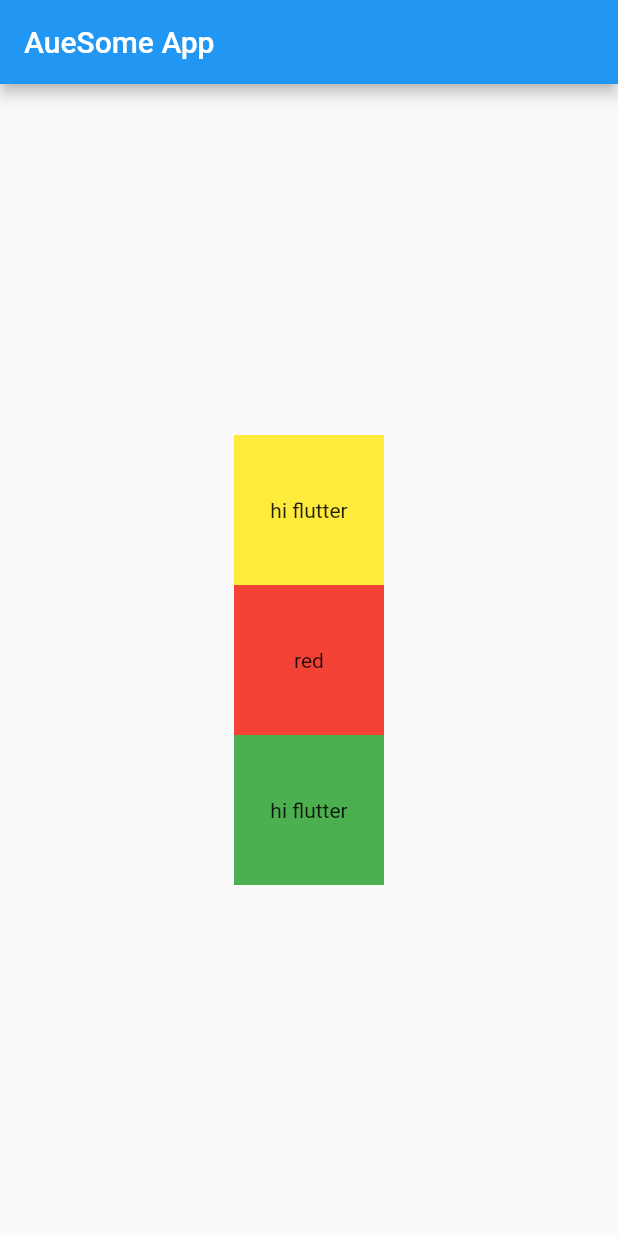
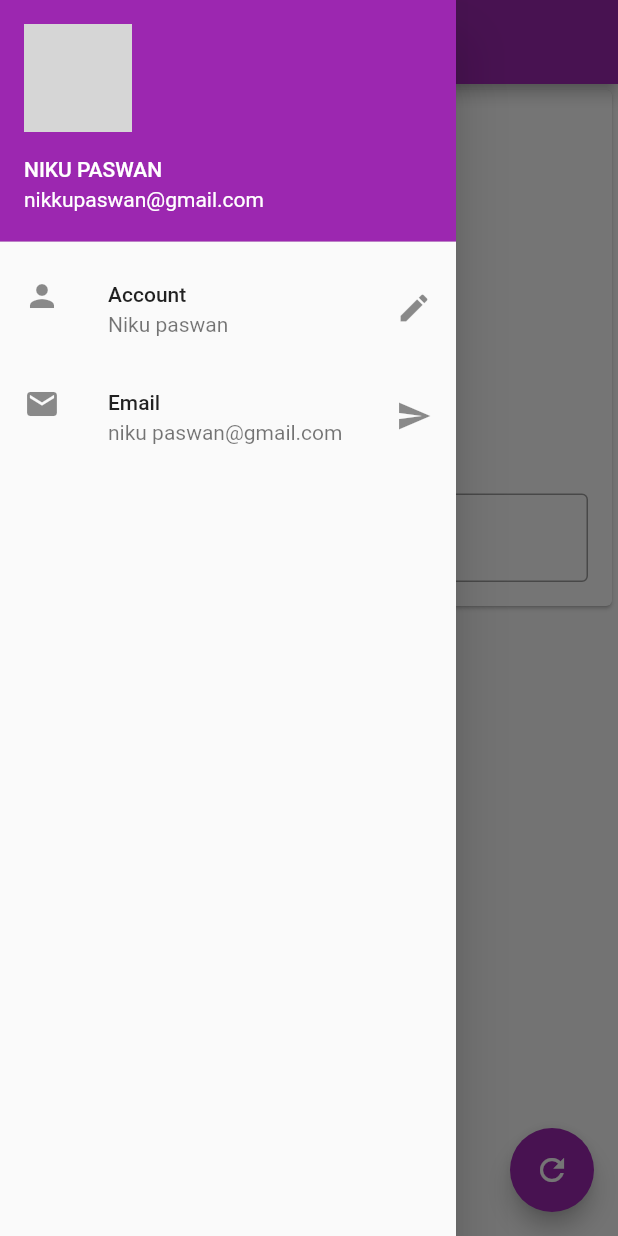
Before and after one commit to NIKUPASWAN/FLUTTER_Basic_App, a Flutter app: the screen it shows after launch, with the side drawer open (before the commit the screen has no drawer), on a phone screen of 412 x 824 dp. Run offline on Flutter 3.47's test engine with Material 2 defaults, Android fonts, the phone set to English and light mode, and no system bars; network calls fail; grey boxes are pictures that could not be loaded.

Commit message:
ch#3 completed

```diff
--- /dev/null
+++ b/lib/Changewidgers.dart
@@ -0,0 +1,37 @@
+import 'package:flutter/material.dart';
+import 'bgImage.dart';
+class Changewidgets extends StatelessWidget {
+  const Changewidgets({
+    Key key,
+    @required this.myText,
+    @required TextEditingController nameController,
+  }) : _nameController = nameController, super(key: key);
+
+  final String myText;
+  final TextEditingController _nameController;
+
+  @override
+  Widget build(BuildContext context) {
+    return Column
+    (children: <Widget>[
+     BgImage(),
+      SizedBox(height: 20,),
+      Text(myText, style: TextStyle(fontWeight: FontWeight.bold,fontSize: 30),),
+      SizedBox(height: 20,),
+       Padding(
+         padding: const EdgeInsets.all(16.0),
+         child: TextField(
+           controller: _nameController,
+           keyboardType:TextInputType.text ,
+           decoration: InputDecoration(
+          border: OutlineInputBorder(),
+           hintText: "Enter somthing  "
+         ,labelText: ' Name',
+          ),
+          ),
+       )  ,
+
+          ],
+          );
+  }
+}
--- /dev/null
+++ b/lib/Pages/homePages.dart
@@ -0,0 +1,49 @@
+import 'package:APK/Changewidgers.dart';
+import 'package:APK/drawer.dart';
+import 'package:flutter/material.dart';
+
+
+
+class HomePage extends StatefulWidget {
+  @override
+  _HomePageState createState() => _HomePageState();
+}
+
+class _HomePageState extends State<HomePage> {
+  TextEditingController _nameController=TextEditingController();
+  var myText ='';
+  @override
+  void initState() {
+
+    super.initState();
+  }
+  @override
+
+  Widget build(BuildContext context) {
+    return Scaffold(
+      appBar: AppBar(
+        title: Text('Auwesome App'),
+      ),
+      body:SingleChildScrollView (
+        child: Card(
+        child:
+        Changewidgets(myText: myText, nameController: _nameController),
+      ),
+
+
+    ),
+      drawer: MyDrawer(),
+      floatingActionButton:
+      FloatingActionButton(child: Icon(Icons.refresh),
+        onPressed: () {
+      myText=_nameController.text;
+      setState(() {
+
+      });
+
+      },)
+     ) ;
+
+
+  }
+}
--- /dev/null
+++ b/lib/bgImage.dart
@@ -0,0 +1,11 @@
+import 'package:flutter/material.dart';
+class BgImage extends StatelessWidget {
+  @override
+  Widget build(BuildContext context) {
+    return  Image.asset('assets/pro.jpg'
+          ,fit: BoxFit.cover,
+          );
+
+
+  }
+}
--- /dev/null
+++ b/lib/drawer.dart
@@ -0,0 +1,44 @@
+import 'package:flutter/material.dart';
+class MyDrawer extends StatelessWidget {
+  @override
+  Widget build(BuildContext context) {
+    return  Drawer(
+        child: ListView(
+          padding: EdgeInsets.zero,
+          children: <Widget>[
+
+            UserAccountsDrawerHeader(
+
+
+              accountName: Text('NIKU PASWAN'
+            ),
+            accountEmail: Text('nikkupaswan@gmail.com'),
+           currentAccountPicture
+           :CircleAvatar(backgroundImage:
+           NetworkImage('https://th.bing.com/th/id/OIP.SACxN8TAnVIK4VvdijqRkwHaHd?w=179&h=181&c=7&o=5&pid=1.7') ,)),
+
+
+
+            ListTile(
+            leading: Icon(Icons.person
+            ),
+            title: Text('Account'),
+            subtitle: Text("Niku paswan"),
+            trailing: Icon(Icons.edit),
+            ),
+             ListTile(
+            leading: Icon(Icons.email
+            ),
+            title: Text('Email'),
+            subtitle: Text("niku paswan@gmail.com"),
+            trailing: Icon(Icons.send),
+            ),
+          ],
+
+          ),
+          );
+
+
+
+  }
+}
--- a/lib/main.dart
+++ b/lib/main.dart
@@ -1,60 +1,12 @@
+import 'package:APK/Pages/homePages.dart';
+import 'package:flutter/material.dart';
 
-
-import 'package:flutter/material.dart';
 void main(){
   runApp(MaterialApp(
-    title: 'AueSome App',
-    home:HomePage()
+    title: 'AuweSome App',
+    home:HomePage(),
+    theme: ThemeData(
+      primarySwatch:Colors.purple
+    ),
   ),);
 }
-class HomePage extends StatelessWidget {
-  @override
-  Widget build(BuildContext context) {
-    return Scaffold(
-      appBar: AppBar(
-        title: Text('AueSome App'),
-      ),
-      body: Container(
-        width: MediaQuery.of(context).size.width,
-        height: MediaQuery.of(context).size.height,
-              child: Center(child:
-        Column(mainAxisAlignment: MainAxisAlignment.center,
-        crossAxisAlignment: CrossAxisAlignment.end,
-
-          children: <Widget>[
-
-          Container (
-            padding: EdgeInsets.all(10),
-            height: 100,
-            width: 100,
-            alignment: Alignment.center,
-            color: Colors.yellow,
-            child: Text('hi flutter',
-            )
-            ,),
-            Container (
-            padding: EdgeInsets.all(10),
-            height: 100,
-            width: 100,
-            alignment: Alignment.center,
-            color: Colors.red,
-            child: Text('red',
-            )
-            ,),
-            Container (
-            padding: EdgeInsets.all(10),
-            height: 100,
-            width: 100,
-            alignment: Alignment.center,
-            color: Colors.green,
-            child: Text('hi flutter',
-            )
-            ,),
-        ]
-
-        ,)
-        ),
-      )
-    );
-  }
-}
--- a/pubspec.yaml
+++ b/pubspec.yaml
@@ -45,8 +45,8 @@ flutter:
   uses-material-design: true
 
   # To add assets to your application, add an assets section, like this:
-  # assets:
-  #   - images/a_dot_burr.jpeg
+  assets:
+    - assets/
   #   - images/a_dot_ham.jpeg
 
   # An image asset can refer to one or more resolution-specific "variants", see
```
Also changed, not shown: assets/pro.jpg (added), pubspec.lock, 2 other files.
